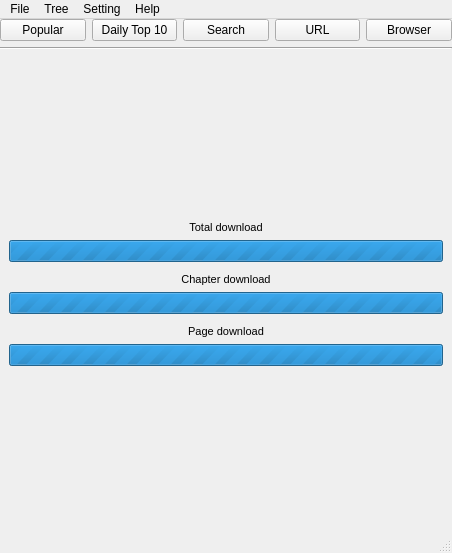
Above: dialogs/main.ui from m-haisham/MangaK-UI before the change. Below: the same form after it.
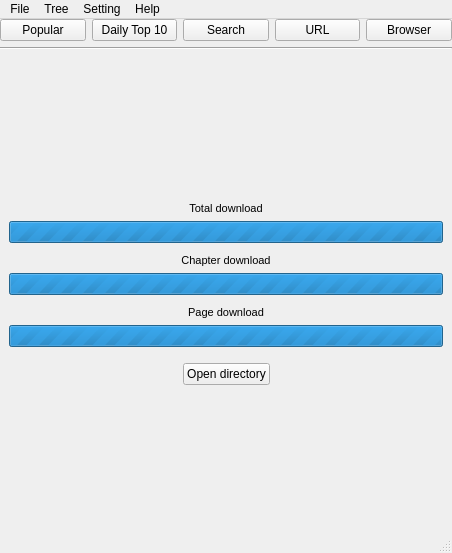
That is the form after the change. The open tabs and pages were chosen to show the change.

Commit message: added double click to lists added open directory to download progress panel

```diff
--- a/dialogs/main.ui
+++ b/dialogs/main.ui
@@ -703,6 +703,74 @@
                  </property>
                 </spacer>
                </item>
+               <item>
+                <layout class="QHBoxLayout" name="horizontalLayout_6">
+                 <item>
+                  <spacer name="horizontalSpacer_3">
+                   <property name="orientation">
+                    <enum>Qt::Horizontal</enum>
+                   </property>
+                   <property name="sizeHint" stdset="0">
+                    <size>
+                     <width>40</width>
+                     <height>20</height>
+                    </size>
+                   </property>
+                  </spacer>
+                 </item>
+                 <item>
+                  <widget class="QPushButton" name="progressOpenDirectoryButton">
+                   <property name="sizePolicy">
+                    <sizepolicy hsizetype="Preferred" vsizetype="Fixed">
+                     <horstretch>0</horstretch>
+                     <verstretch>0</verstretch>
+                    </sizepolicy>
+                   </property>
+                   <property name="minimumSize">
+                    <size>
+                     <width>0</width>
+                     <height>0</height>
+                    </size>
+                   </property>
+                   <property name="toolTip">
+                    <string>Open the downloaded manga directory</string>
+                   </property>
+                   <property name="text">
+                    <string>Open directory</string>
+                   </property>
+                  </widget>
+                 </item>
+                 <item>
+                  <spacer name="horizontalSpacer_4">
+                   <property name="orientation">
+                    <enum>Qt::Horizontal</enum>
+                   </property>
+                   <property name="sizeHint" stdset="0">
+                    <size>
+                     <width>40</width>
+                     <height>20</height>
+                    </size>
+                   </property>
+                  </spacer>
+                 </item>
+                </layout>
+               </item>
+               <item>
+                <spacer name="verticalSpacer_9">
+                 <property name="orientation">
+                  <enum>Qt::Vertical</enum>
+                 </property>
+                 <property name="sizeType">
+                  <enum>QSizePolicy::Fixed</enum>
+                 </property>
+                 <property name="sizeHint" stdset="0">
+                  <size>
+                   <width>0</width>
+                   <height>10</height>
+                  </size>
+                 </property>
+                </spacer>
+               </item>
                <item>
                 <widget class="QLabel" name="compositingLabel">
                  <property name="font">
```
The commit also changes 13 other files.
